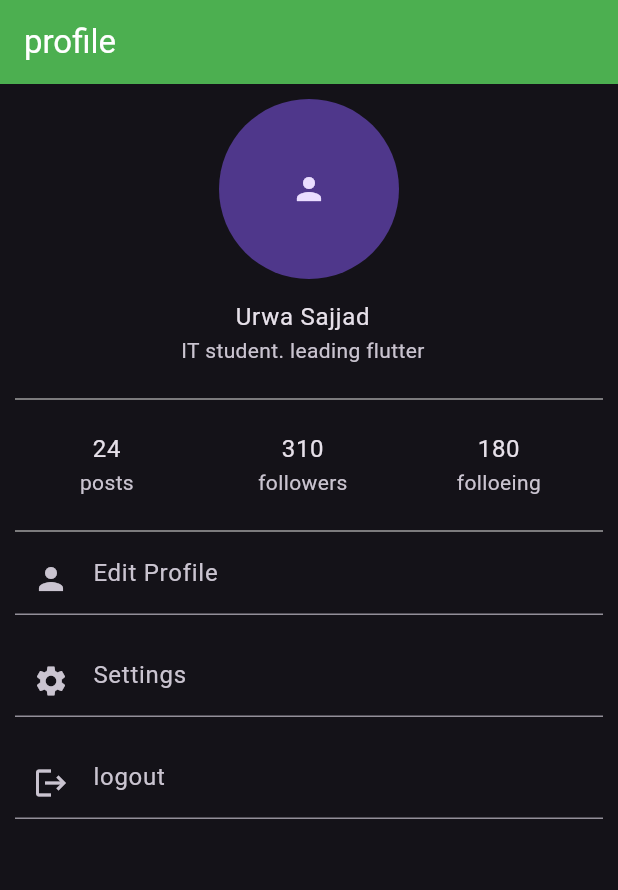
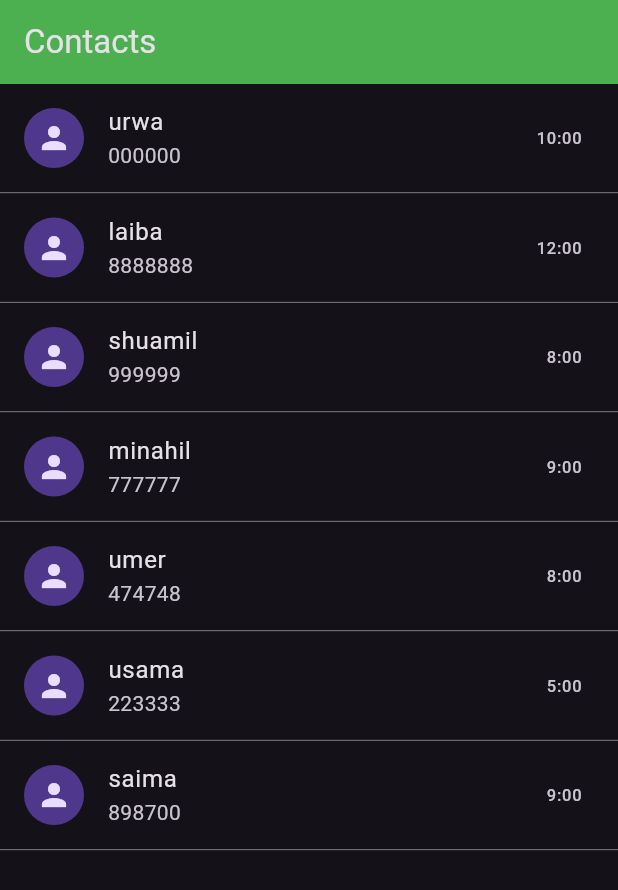
Before and after one commit to surwa803-design/shadi_hall_app, a Flutter app: the screen it shows after launch, on a phone screen of 412 x 824 dp. Shown: the top 890 px of the screen. Run offline on Flutter 3.47's test engine with Material 3 defaults, Android fonts, the phone set to English and light mode, and no system bars.

Commit message:
contacts

```diff
--- a/lib/main.dart
+++ b/lib/main.dart
@@ -1,5 +1,4 @@
 import 'package:flutter/material.dart';
-
 
 void main(){
   runApp(MyApp());
@@ -13,95 +12,44 @@ class MyApp extends StatefulWidget {
 }
 
 class _MyAppState extends State<MyApp> {
-  List<String> peoples = ["urwa","shumail","minahil","umer","suneha","laiba","saima"];
-
-
+  List<String> persons = ["urwa","laiba","shuamil","minahil","umer","usama","saima"];
+  List<String> numbers = ["000000","8888888","999999","777777","474748","223333","898700"];
+  List<String> times = ["10:00","12:00","8:00","9:00","8:00","5:00","9:00"];
   @override
   Widget build(BuildContext context) {
     return MaterialApp(
       debugShowCheckedModeBanner: false,
-      theme: ThemeData.dark() ,
+      theme: ThemeData.dark(),
       home: Scaffold(
+
         appBar: AppBar(
+          title: Text("Contacts"),
           backgroundColor: Colors.green,
-          title: Text("profile",
-          style: TextStyle(
-            color: Colors.white,
-          ),
-          ),
         ),
-        body:Padding(
-          padding: const EdgeInsets.all(10.0),
-          child: Container(
-            child: Column(
+        body: ListView.builder(
+           itemCount: persons.length,
+          itemBuilder: (context, index){
+            return Column(
               children: [
-                Container(
-                  child: CircleAvatar(
-                    radius: 60,
+                ListTile(
+                  leading: CircleAvatar(
                     child: Icon(Icons.person),
                   ),
+                  title: Text(persons[index]),
+                  subtitle: Text(numbers[index]),
+                  trailing: Text(times[index]),
                 ),
-               ListTile(
-                title: Text("Urwa Sajjad",
-                textAlign: TextAlign.center,
-              ),
-                subtitle: Text("IT student. leading flutter",
-                 textAlign: TextAlign.center,
-                ),
-               ),
-               Divider(
-                thickness: 1,
-                color: Colors.grey,
-               ),
-               Row(
-                mainAxisAlignment: MainAxisAlignment.center,
-                children:[
-                  Expanded(
-                    child: ListTile(title: Text("24", textAlign: TextAlign.center,),subtitle: Text("posts",  textAlign: TextAlign.center,),),),
-                   Expanded(
-                      child: ListTile( title: Text("310", textAlign: TextAlign.center,), subtitle: Text("followers", textAlign: TextAlign.center,),)
-                    ),
-                   Expanded(
-                      child: ListTile( title: Text("180", textAlign: TextAlign.center,), subtitle: Text("folloeing", textAlign: TextAlign.center,),)
-                    ),
+                Divider(
+                  height: 1,
+                  thickness: 0.5,
+                  color:Colors.grey,
+                )
+              ],
+            );
+        }
+        ),
+        ),
+      );
 
-                ]
-               ),
-                Divider(
-                thickness: 1,
-                color: Colors.grey,
-               ),
-               TextField(
-                decoration: InputDecoration(
-                  hintText: "Edit Profile",
-                   prefixIcon: Icon(Icons.person)
-                ),
-               ),
-               SizedBox(
-                height: 20,
-               ),
-                TextField(
-                   decoration: InputDecoration(
-                  hintText: "Settings",
-                  prefixIcon: Icon(Icons.settings)
-                ),
-                ),
-                 SizedBox(
-                height: 20,
-               ),
-                 TextField(
-                   decoration: InputDecoration(
-                  hintText: "logout",
-                  prefixIcon: Icon(Icons.logout)
-                ),
-                 ),
-
-
-              ],
-            ),
-          ),
-        )
-      ),
-    );
   }
 }
```
